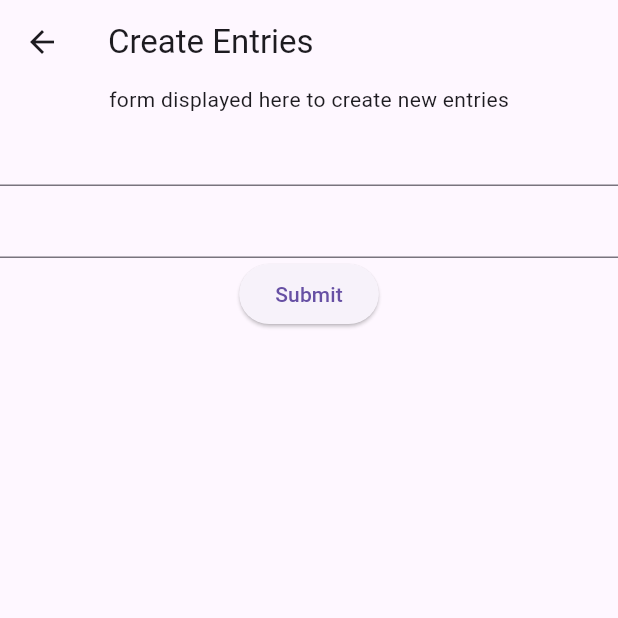
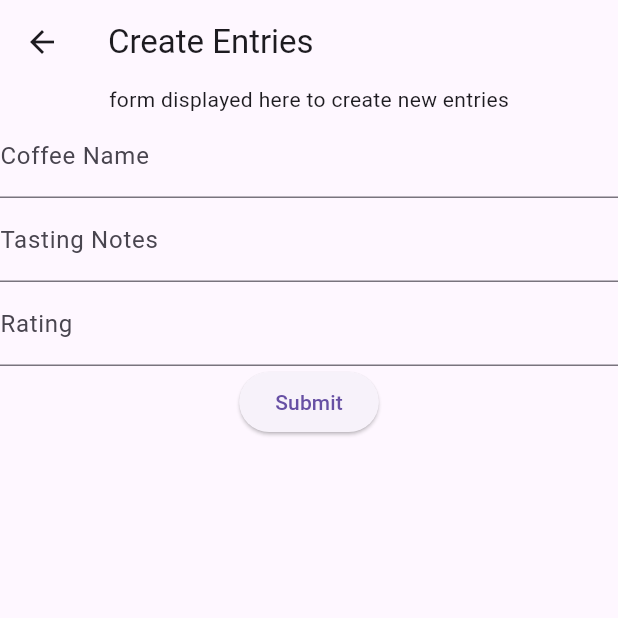
Before and after one commit to zhaojinchu/coffee_app, a Flutter app: the screen it shows after launch, after a tap on "Create Entries", on a phone screen of 412 x 824 dp, the top half of it. Run offline on Flutter 3.47's test engine with Material 3 defaults, Android fonts, the phone set to English and light mode, and no system bars; our stand-ins replace drift; accounts and stored records are empty; generated files the repository leaves out were written again.

```diff
--- a/lib/db/db.dart
+++ b/lib/db/db.dart
@@ -4,7 +4,6 @@ import 'package:drift/native.dart';
 import 'package:path_provider/path_provider.dart';
 import 'package:path/path.dart' as p;
 
-// DriftDatabase annotation and table definitions
 part 'db.g.dart';
 
 class CoffeeInfo extends Table {
@@ -12,20 +11,84 @@ class CoffeeInfo extends Table {
   TextColumn get name => text()();
   TextColumn get tastingNotes => text()();
   IntColumn get rating => integer()();
-
 }
 
 @DriftDatabase(tables: [CoffeeInfo])
 class Db extends _$Db {
-  Db() : super(_openConnection());
+  Db._internal() : super(_openConnection());
+
+  static final Db _instance = Db._internal();
+
+  factory Db() {
+    return _instance;
+  }
 
   @override
   int get schemaVersion => 1;
 
   static QueryExecutor _openConnection() {
-  return LazyDatabase(() async {
+    return LazyDatabase(() async {
+      final folder = await getApplicationDocumentsDirectory();
+      final file = File(p.join(folder.path, 'db.sqlite'));
+      return NativeDatabase(file, logStatements: true);
+    });
+  }
+
+  Future<List<CoffeeInfoData>> getSortedEntriesByName() async {
+    try {
+      print('Executing query: SELECT * FROM coffee_info ORDER BY name ASC');
+      return (select(coffeeInfo)
+            ..orderBy([(entry) => OrderingTerm(expression: entry.name)]))
+          .get();
+    } catch (e) {
+      print('Error in getSortedEntriesByName: $e');
+      return [];
+    }
+  }
+
+  Future<List<CoffeeInfoData>> getSortedEntriesByRating() async {
+    try {
+      print('Executing query: SELECT * FROM coffee_info ORDER BY rating ASC');
+      return (select(coffeeInfo)
+            ..orderBy([(entry) => OrderingTerm(expression: entry.rating)]))
+          .get();
+    } catch (e) {
+      print('Error in getSortedEntriesByRating: $e');
+      return [];
+    }
+  }
+
+  // Debugging methods
+  Future<void> checkDatabaseExists() async {
     final folder = await getApplicationDocumentsDirectory();
-    final file = File(p.join(folder.path, 'db.sqlite'));
-    return NativeDatabase(file);
-  });}
+    final dbPath = p.join(folder.path, 'db.sqlite');
+    if (await File(dbPath).exists()) {
+      print('Database exists at $dbPath');
+    } else {
+      print('Database does not exist at $dbPath');
+    }
+  }
+
+  Future<void> checkTableStructure() async {
+    try {
+      final result = await customSelect('PRAGMA table_info(coffee_info)').get();
+      print('Table structure: $result');
+    } catch (e) {
+      print('Error checking table structure: $e');
+    }
+
+  }
+
+  Future<void> testSimpleQuery() async {
+    try {
+      final result = await customSelect('SELECT * FROM coffee_info LIMIT 1').get();
+      for (final row in result) {
+        print('Row: ${row.data}');
+      }
+    } catch (e) {
+      print('Error in test query: $e');
+    }
+  }
+
+
 }
--- a/lib/main.dart
+++ b/lib/main.dart
@@ -3,8 +3,17 @@ import 'package:coffee_app/widgets/button.dart';
 import 'package:coffee_app/screens/create_entry_screen.dart';
 import 'package:coffee_app/screens/view_entry_screen.dart';
 import 'package:coffee_app/screens/edit_entry_screen.dart';
+import 'package:coffee_app/db/db.dart';
 
-void main() {
+void main() async {
+  WidgetsFlutterBinding.ensureInitialized();
+
+  // Check if the database exists and other debugging
+  final db = Db();
+  await db.checkDatabaseExists();
+  await db.checkTableStructure();
+  await db.testSimpleQuery();
+
   runApp(MyApp());
 }
 
@@ -22,30 +31,33 @@ class MyApp extends StatelessWidget {
 }
 
 class HomeScreen extends StatelessWidget {
-  const HomeScreen({Key? key}) : super(key: key); // Added Key parameter
+  const HomeScreen({Key? key}) : super(key: key);
 
   @override
   Widget build(BuildContext context) {
     return Scaffold(
       appBar: AppBar(title: const Text('Home')),
       body: Center(
+        child: SingleChildScrollView(
           child: Column(
+            mainAxisSize:
+                MainAxisSize.min, // Optional, but useful for minimal height
             children: [
               const Text('Welcome to the Coffee App'),
               Button(
                 buttonText: "Create Entries",
                 onPressed: () {
-                // Navigate to the CoffeeDetailsScreen when the button is pressed
                   Navigator.push(
                     context,
-                  MaterialPageRoute(builder: (context) => CreateEntryScreen()),
+                    MaterialPageRoute(
+                        builder: (context) => CreateEntryScreen()),
                   );
                 },
               ),
               Button(
                 buttonText: "View Entries",
                 onPressed: () {
-                // Navigate to the CoffeeDetailsScreen when the button is pressed
+                  print('Navigating to ViewEntryScreen...');
                   Navigator.push(
                     context,
                     MaterialPageRoute(builder: (context) => ViewEntryScreen()),
@@ -55,13 +67,15 @@ class HomeScreen extends StatelessWidget {
               Button(
                 buttonText: "Edit Entries",
                 onPressed: () {
-                // Navigate to the CoffeeDetailsScreen when the button is pressed
-                Navigator.push(context,
-                    MaterialPageRoute(builder: (context) => EditEntryScreen()));
+                  Navigator.push(
+                    context,
+                    MaterialPageRoute(builder: (context) => EditEntryScreen()),
+                  );
                 },
               ),
             ],
-        )
+          ),
+        ),
       ),
     );
   }
--- a/lib/widgets/create_entry_form.dart
+++ b/lib/widgets/create_entry_form.dart
@@ -1,4 +1,7 @@
+import 'package:coffee_app/main.dart';
 import 'package:flutter/material.dart';
+import 'package:drift/drift.dart' hide Column;
+import 'package:coffee_app/db/db.dart';
 
 class CreateEntryForm extends StatefulWidget {
   const CreateEntryForm({super.key});
@@ -10,6 +13,61 @@ class CreateEntryForm extends StatefulWidget {
 class CreateEntryFormState extends State<CreateEntryForm> {
   final _formKey = GlobalKey<FormState>();
 
+  // Saving form answers
+  final TextEditingController _nameController = TextEditingController();
+  final TextEditingController _tastingNotesController = TextEditingController();
+  final TextEditingController _ratingController = TextEditingController();
+
+  // Declaring database
+  late Db _database;
+
+  @override
+  void initState() {
+    super.initState();
+    _database = Db(); // Initialises Drift database
+  }
+
+  // Method to save data to the database
+  Future<void> _saveDataToDatabase() async {
+    final name = _nameController.text;
+    final tastingNotes = _tastingNotesController.text;
+    final rating = int.tryParse(_ratingController.text);
+
+    if (name.isEmpty || tastingNotes.isEmpty || rating == null) {
+      ScaffoldMessenger.of(context).showSnackBar(
+        const SnackBar(content: Text('Please fill in all fields and ensure the rating is a number')),
+      );
+      return;
+    }
+
+    // Create an entry to insert into the database
+    final entry = CoffeeInfoCompanion(
+      name: Value(name),
+      tastingNotes: Value(tastingNotes),
+      rating: Value(rating),
+    );
+
+    try {
+      // Insert the entry into the database
+      await _database.into(_database.coffeeInfo).insert(entry);
+
+      ScaffoldMessenger.of(context).showSnackBar(
+        const SnackBar(content: Text('Data saved successfully')),
+      );
+
+      // Redirects back to home page
+      Navigator.push(
+        context,
+        MaterialPageRoute(builder: (context) => HomeScreen()),
+      );
+
+    } catch (e) {
+      ScaffoldMessenger.of(context).showSnackBar(
+        const SnackBar(content: Text('Failed to save data')),
+      );
+    }
+  }
+
   @override
   Widget build(BuildContext context) {
     // Build a Form widget using the _formKey created above.
@@ -19,36 +77,49 @@ class CreateEntryFormState extends State<CreateEntryForm> {
         children: <Widget>[
           // Add TextFormFields and ElevatedButton here.
           TextFormField(
+            controller: _nameController,
             validator: (value) {
               if (value == null || value.isEmpty) {
-                return 'Please enter some text';
+                return 'Please enter coffee name';
               }
-            return null;
+              return null;
             },
+            decoration: const InputDecoration(labelText: 'Coffee Name'),
           ),
+
           TextFormField(
+            controller: _tastingNotesController,
             validator: (value) {
               if (value == null || value.isEmpty) {
-                return 'Please enter some text';
+                return 'Please enter tasting notes';
               }
-            return null;
+              return null;
             },
+            decoration: const InputDecoration(labelText: 'Tasting Notes'),
           ),
+
+          TextFormField(
+            controller: _ratingController,
+            validator: (value) {
+              if (value == null || value.isEmpty || int.tryParse(value) == null) {
+                return 'Please enter a valid rating (numeric)';
+              }
+              return null;
+            },
+            decoration: const InputDecoration(labelText: 'Rating'),
+            keyboardType: TextInputType.number,
+          ),
+
           ElevatedButton(
             onPressed: () {
               // Validate returns true if the form is valid, or false otherwise.
               if (_formKey.currentState!.validate()) {
-                // If the form is valid, display a snackbar. In the real world,
-                // you'd often call a server or save the information in a database.
-                ScaffoldMessenger.of(context).showSnackBar(
-                  const SnackBar(content: Text('Processing Data')),
-                );
+                // If the form is valid, save data to Drift
+                _saveDataToDatabase();
               }
             },
             child: const Text('Submit'),
           ),
-          // TODO: ADD DATABASE LINK
-
         ],
       ),
     );
```
Also changed, not shown: lib/screens/view_entry_screen.dart (+9 -1 lines), lib/widgets/entries_list.dart (added, +60 -0 lines), lib/db/queries.dart (added). Lines whose indentation alone changed are shown as unchanged.
